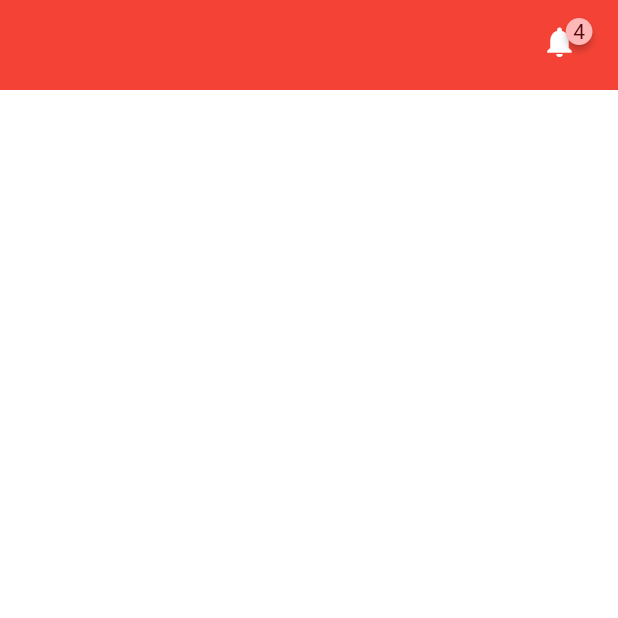
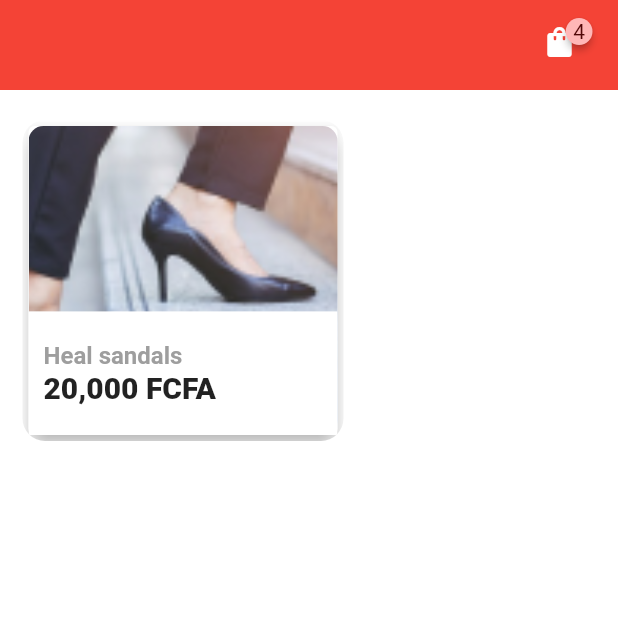
Before and after one commit to ElFabNyl/nextwave, a Flutter app: the screen it shows after launch, on a phone screen of 412 x 824 dp, the top half of it. Run offline on Flutter 3.47's test engine with Material 2 defaults, Android fonts, the phone set to English and light mode, and no system bars; drawn by our look-alikes of badges.

Commit message:
component creation 2.0

```diff
--- a/lib/components/app_bar.dart
+++ b/lib/components/app_bar.dart
@@ -2,6 +2,7 @@ import 'package:badges/badges.dart';
 import 'package:flutter/material.dart';
 
 class AppBarWidget extends StatelessWidget implements PreferredSizeWidget {
+  final bool isShoppingBag;
   final bool showArrow;
   final bool showBell;
   final bool showBadge;
@@ -11,6 +12,7 @@ class AppBarWidget extends StatelessWidget implements PreferredSizeWidget {
 
   const AppBarWidget({
     Key? key,
+    required this.isShoppingBag,
     required this.showArrow,
     required this.showBell,
     required this.showBadge,
@@ -55,7 +57,12 @@ class AppBarWidget extends StatelessWidget implements PreferredSizeWidget {
                         Icons.notifications,
                         color: Colors.white,
                       )
-                    : null,
+                    : isShoppingBag
+                        ? const Icon(
+                            Icons.shopping_bag,
+                            color: Colors.white,
+                          )
+                        : null,
                 badgeColor: const Color(0xffFFB7B7),
               )),
         )
--- a/lib/presentation/Screens/send/home.dart
+++ b/lib/presentation/Screens/send/home.dart
@@ -15,11 +15,67 @@ class _HomeState extends State<Home> {
     return Scaffold(
       backgroundColor: Colors.white,
       appBar: AppBarWidget(
-          showArrow: false, showBell: true, showBadge: true, badgeContent: '4'),
+        showArrow: false,
+        showBell: false,
+        showBadge: true,
+        badgeContent: '4',
+        isShoppingBag: true,
+      ),
       body: Padding(
         padding: const EdgeInsets.symmetric(horizontal: 15.0, vertical: 20.0),
         child: Column(
           children: [
+            GestureDetector(
+              onTap: () {},
+              child: ClipRRect(
+                borderRadius: BorderRadius.circular(15.0),
+                child: Card(
+                  elevation: 6.0,
+                  child: SizedBox(
+                    height: MediaQuery.of(context).size.height * 0.25,
+                    width: MediaQuery.of(context).size.height * 0.25,
+                    child: ClipRRect(
+                      borderRadius: const BorderRadius.only(
+                          topLeft: Radius.circular(10.0),
+                          topRight: Radius.circular(10.0)),
+                      child: GridTile(
+                        footer: Container(
+                          height: MediaQuery.of(context).size.height * 0.1,
+                          decoration: const BoxDecoration(
+                            color: Colors.white,
+                          ),
+                          child: Padding(
+                            padding: const EdgeInsets.symmetric(
+                                horizontal: 10.0, vertical: 10.0),
+                            child: Column(
+                              mainAxisAlignment: MainAxisAlignment.center,
+                              crossAxisAlignment: CrossAxisAlignment.start,
+                              children: [
+                                Text(
+                                  'Heal sandals',
+                                  style: const TextStyle(
+                                      color: Colors.grey,
+                                      fontWeight: FontWeight.w700,
+                                      fontSize: 16.0),
+                                ),
+                                Text(
+                                  '20,000 FCFA',
+                                  style: const TextStyle(
+                                      fontWeight: FontWeight.w900,
+                                      fontSize: 20.0),
+                                ),
+                              ],
+                            ),
+                          ),
+                        ),
+                        child: Image.asset('assets/images/shoes.png',
+                            fit: BoxFit.cover),
+                      ),
+                    ),
+                  ),
+                ),
+              ),
+            )
           ],
         ),
       ),
```
Also changed, not shown: lib/components/add_food.dart (added, +82 -0 lines), lib/components/food_card.dart (added, +92 -0 lines), lib/components/payment_method_card.dart (added, +42 -0 lines), lib/components/top_feature.dart (added, +125 -0 lines), assets/images/MoMo.png (added), assets/images/OM.png (added), assets/images/houseHold.png (added), assets/images/macDonald.png (added), assets/images/more.png (added), assets/images/rice.png (added), assets/images/shirts.png (added), assets/images/shoes.png (added), assets/images/steps.png (added), 1 other file.
